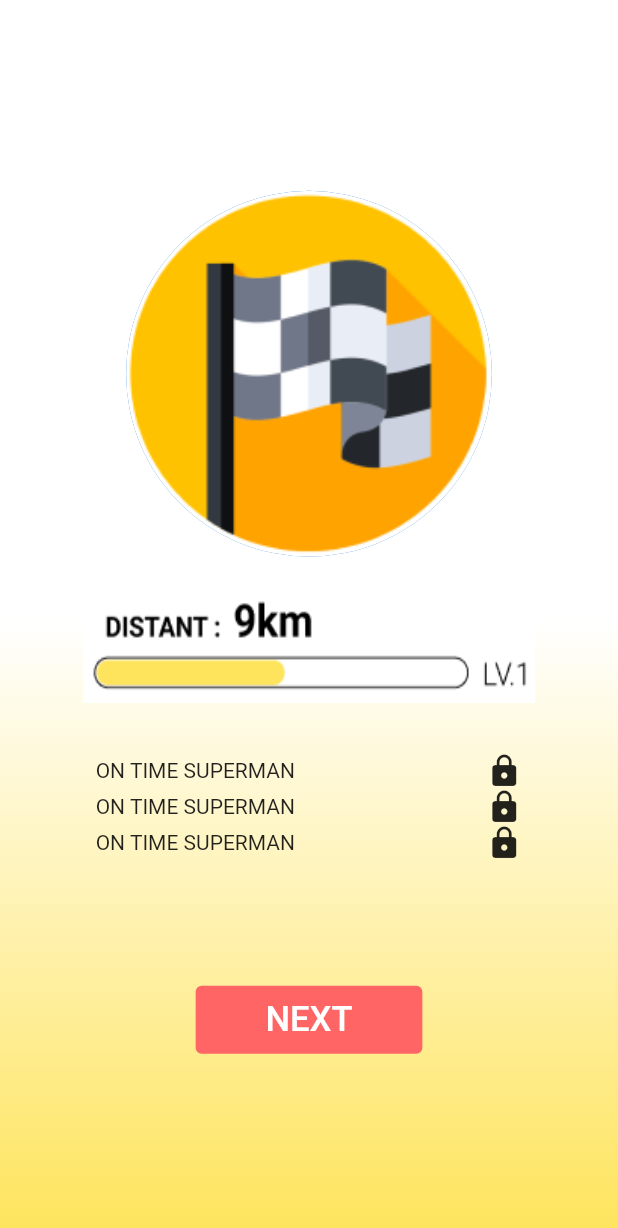
After one commit to 8igMac/pickup, a Flutter app: the NavigationPage screen opened directly, after a tap on "FINISH", on a phone screen of 412 x 824 dp. The commit adds this screen. Shown: the top 1228 px of the screen. Run offline on Flutter 3.47's test engine with Material 2 defaults, Android fonts, the phone set to English and light mode, and no system bars; our stand-ins replace flutter_screenutil.

Commit message:
[FAET] Complete page.

```diff
--- /dev/null
+++ b/lib/complete_page.dart
@@ -0,0 +1,80 @@
+import 'package:flutter/material.dart';
+import 'package:flutter_screenutil/flutter_screenutil.dart';
+
+import 'color.dart';
+
+class CompletePage extends StatelessWidget {
+  const CompletePage({Key? key}) : super(key: key);
+
+  @override
+  Widget build(BuildContext context) {
+    return Scaffold(
+      body: Container(
+        decoration: BoxDecoration(
+          gradient: LinearGradient(
+            begin: Alignment.center,
+            end: Alignment.bottomCenter,
+            colors: [
+              Colors.white,
+              MyColors.yellow,
+            ],
+          ),
+        ),
+        child: Center(
+          child: Column(
+            children: [
+              SizedBox(height: 143.h),
+              CircleAvatar(
+                radius: 137.r,
+                foregroundImage: AssetImage('assets/images/flag.png'),
+              ),
+              SizedBox(height: 30.h),
+              Container(
+                height: 80.h,
+                width: 313.w,
+                foregroundDecoration: BoxDecoration(
+                  image: DecorationImage(
+                    image: AssetImage('assets/images/km.png'),
+                    fit: BoxFit.fill,
+                  ),
+                ),
+              ),
+              SizedBox(height: 37.h),
+              SizedBox(
+                height: 107.h,
+                child: ListView.builder(
+                  itemCount: 3,
+                  itemBuilder: (context, index) {
+                    return Row(
+                      mainAxisAlignment: MainAxisAlignment.spaceAround,
+                      children: [
+                        Text('ON TIME SUPERMAN'),
+                        Icon(Icons.lock),
+                      ],
+                    );
+                  },
+                ),
+              ),
+              SizedBox(height: 66.h),
+              TextButton(
+                style: ButtonStyle(
+                  backgroundColor:
+                      MaterialStateProperty.all<Color>(MyColors.red),
+                  fixedSize: MaterialStateProperty.all<Size>(Size(157.w, 51.h)),
+                ),
+                onPressed: null,
+                child: Text(
+                  'NEXT',
+                  style: TextStyle(
+                    color: Colors.white,
+                    fontSize: 24.sp,
+                  ),
+                ),
+              ),
+            ],
+          ),
+        ),
+      ),
+    );
+  }
+}
--- a/lib/navigation_page.dart
+++ b/lib/navigation_page.dart
@@ -1,6 +1,7 @@
 import 'package:flutter/material.dart';
 import 'package:flutter_screenutil/flutter_screenutil.dart';
 import 'package:pickup/color.dart';
+import 'package:pickup/complete_page.dart';
 
 class NavigationPage extends StatelessWidget {
   const NavigationPage({Key? key}) : super(key: key);
@@ -52,7 +53,14 @@ class NavigationPage extends StatelessWidget {
               backgroundColor: MaterialStateProperty.all<Color>(MyColors.red),
               fixedSize: MaterialStateProperty.all<Size>(Size(379.w, 51.h)),
             ),
-            onPressed: null,
+            onPressed: () {
+              Navigator.push(
+                context,
+                MaterialPageRoute(
+                  builder: (context) => CompletePage(),
+                ),
+              );
+            },
             child: Text(
               'FINISH',
               style: TextStyle(
```
Also changed, not shown: assets/images/flag.png (added), assets/images/km.png (added).
